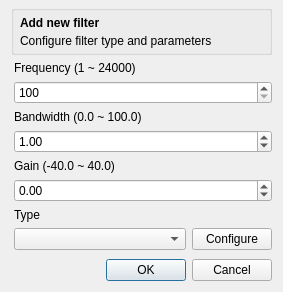
Before: the Qt Designer form src/widget/AddPointDialog.ui in timschneeb/DDCToolbox, drawn with Qt 5.
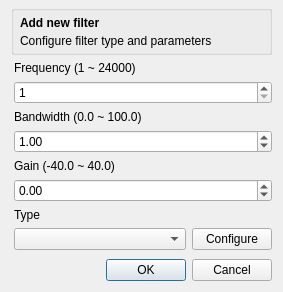
After: the same form once the commit is applied. Icons and pictures are not drawn.

Commit message: Fix minimum frequency when adding a filter

Patch:
```diff
--- a/src/widget/AddPointDialog.ui
+++ b/src/widget/AddPointDialog.ui
@@ -105,7 +105,7 @@
      <item>
       <widget class="QSpinBox" name="freq">
        <property name="minimum">
-        <number>100</number>
+        <number>1</number>
        </property>
        <property name="maximum">
         <number>24000</number>
```
